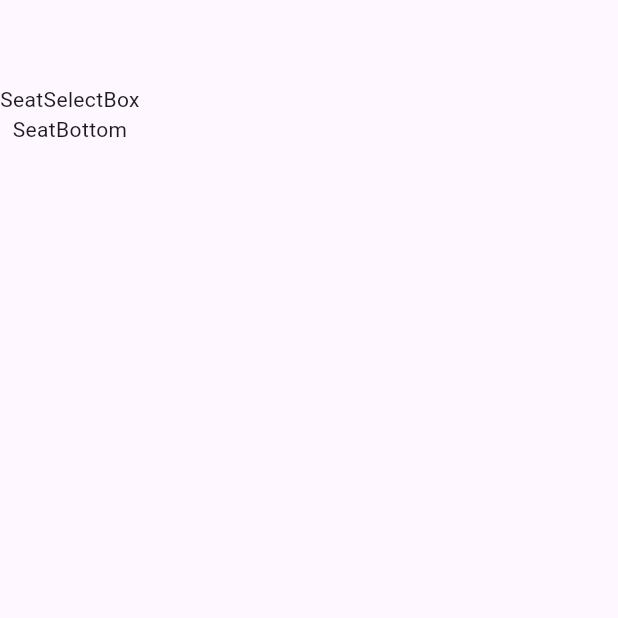
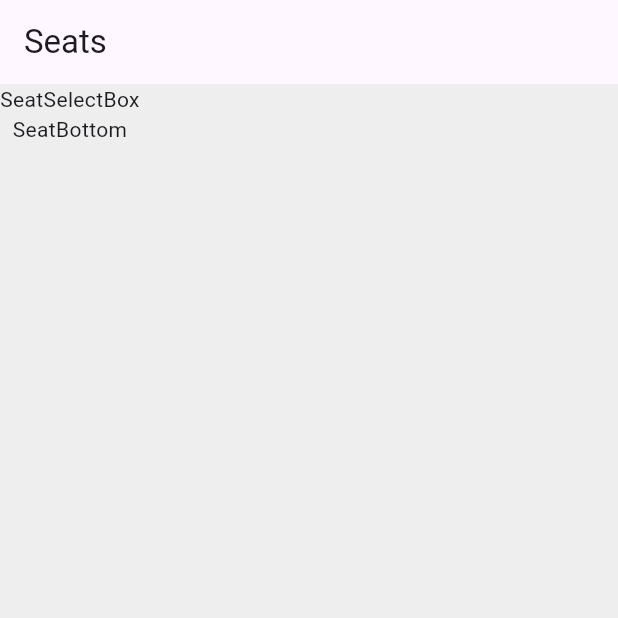
Before and after one commit to this-is-spartaa/flutter-seat-app, a Flutter app: the screen it shows after launch, on a phone screen of 412 x 824 dp, the top half of it. Run offline on Flutter 3.47's test engine with Material 3 defaults, Android fonts, the phone set to English and light mode, and no system bars.

Commit message:
add AppBar, Scaffold backgroundColor

```diff
--- a/lib/main.dart
+++ b/lib/main.dart
@@ -21,7 +21,10 @@ class SeatPage extends StatelessWidget {
   @override
   Widget build(BuildContext context) {
     return Scaffold(
-      appBar: AppBar(),
+      backgroundColor: Colors.grey[200],
+      appBar: AppBar(
+        title: Text('Seats'),
+      ),
       body: Column(
         children: [
           SeatSelectBox(),
```
